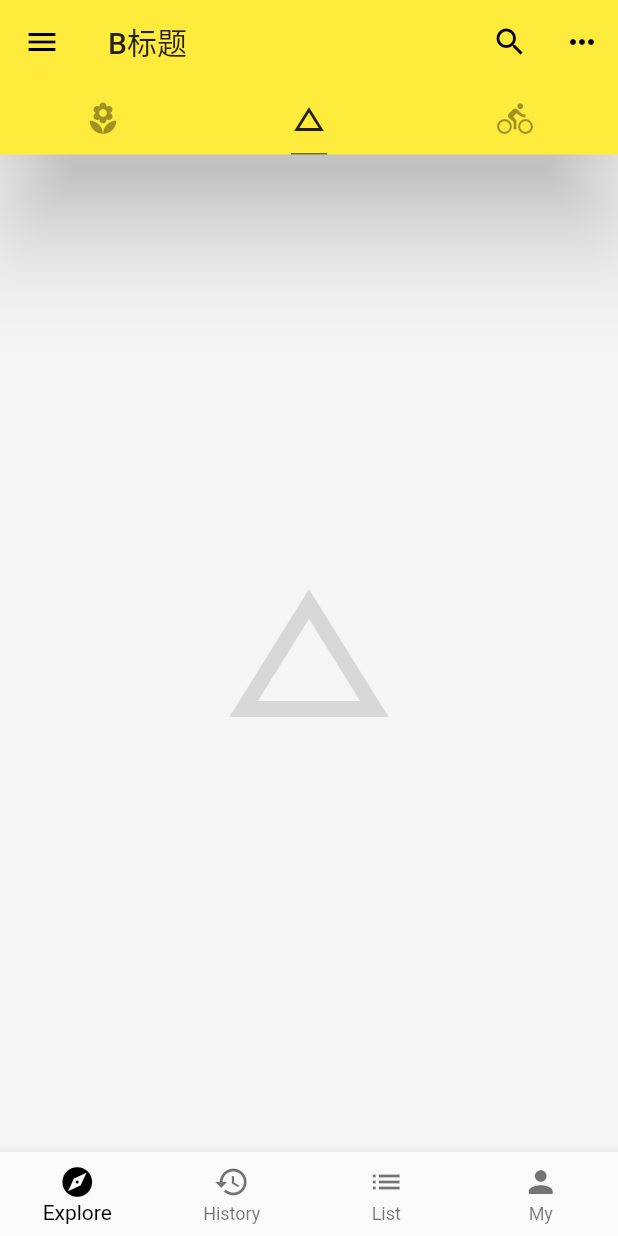
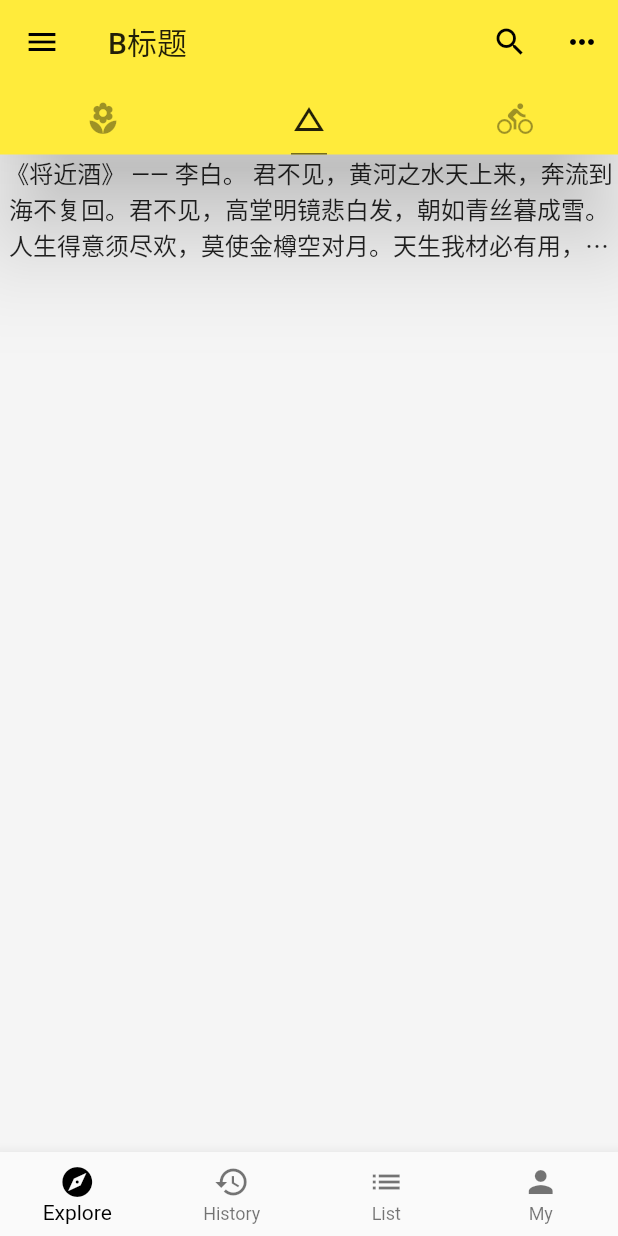
Before and after one commit to peter-hst/flutter_second, a Flutter app: the screen it shows after launch, tab 2 chosen, on a phone screen of 412 x 824 dp. Run offline on Flutter 3.47's test engine with Material 2 defaults, Android fonts, the phone set to English and light mode, and no system bars; network calls fail.

Commit message:
文本学习

```diff
--- /dev/null
+++ b/lib/demo/basic_demo.dart
@@ -0,0 +1,18 @@
+import 'package:flutter/material.dart';
+
+class BasicDemo extends StatelessWidget{
+  final TextStyle _textStyle = TextStyle(fontSize: 16.0);
+  final String _author = '李白';
+  final String _title = '将近酒';
+  @override
+  Widget build(BuildContext context) {
+    return Text(
+        '《$_title》 —— $_author。 君不见，黄河之水天上来，奔流到海不复回。君不见，高堂明镜悲白发，朝如青丝暮成雪。人生得意须尽欢，莫使金樽空对月。天生我材必有用，千金散尽还复来。烹羊宰牛且为乐，会须一饮三百杯。岑夫子，丹丘生，将进酒，杯莫停。与君歌一曲，请君为我倾耳听。钟鼓馔玉不足贵，但愿长醉不复醒。古来圣贤皆寂寞，惟有饮者留其名。陈王昔时宴平乐，斗酒十千恣欢谑。主人何为言少钱，径须沽取对君酌。五花马，千金裘，呼儿将出换美酒，与尔同销万古愁。',
+      textAlign: TextAlign.center,
+      style: _textStyle,
+      maxLines: 3,
+      overflow: TextOverflow.ellipsis,
+    );
+  }
+
+}
--- a/lib/main.dart
+++ b/lib/main.dart
@@ -1,4 +1,5 @@
 import 'package:flutter/material.dart';
+import 'package:flutter_second/demo/basic_demo.dart';
 import 'package:flutter_second/demo/bottom_navigation_bar_demo.dart';
 import 'package:flutter_second/demo/drawer_demo.dart';
 import 'package:flutter_second/demo/listview_demo.dart';
@@ -62,7 +63,7 @@ class Home extends StatelessWidget {
           ),
           body: TabBarView(children: <Widget>[
             ListViewDemo(),
-            Icon(Icons.change_history, size: 128.0, color: Colors.black12),
+            BasicDemo(),
             Icon(Icons.directions_bike, size: 128.0, color: Colors.black12),
           ]),
           drawer: Container(
```
